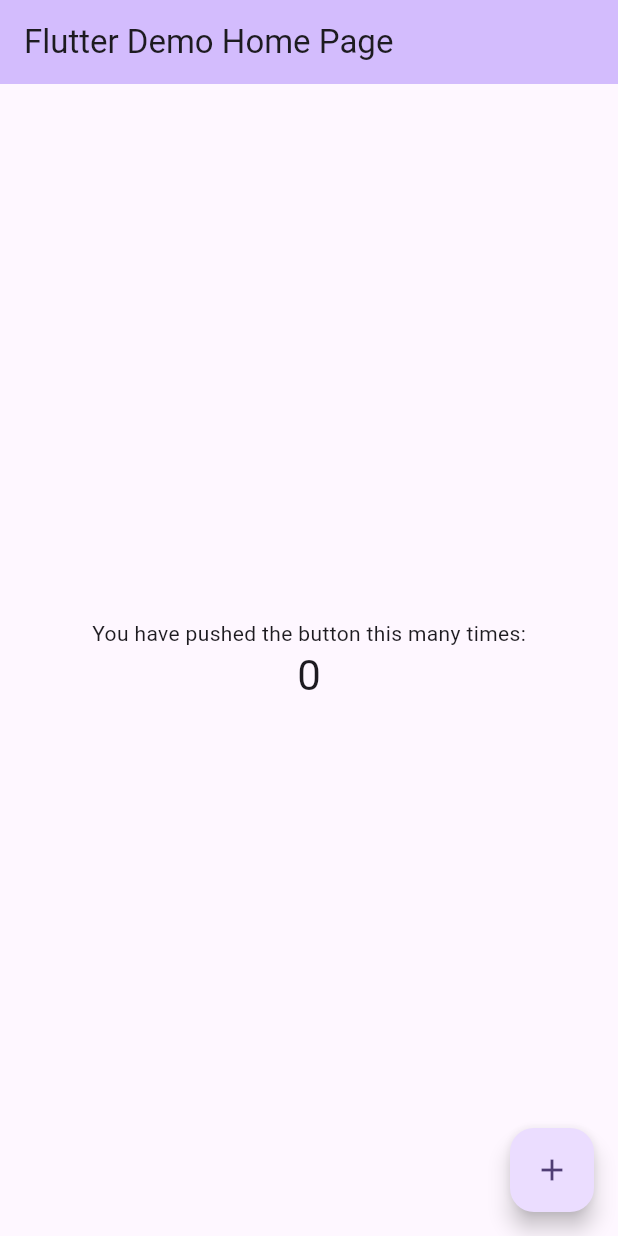
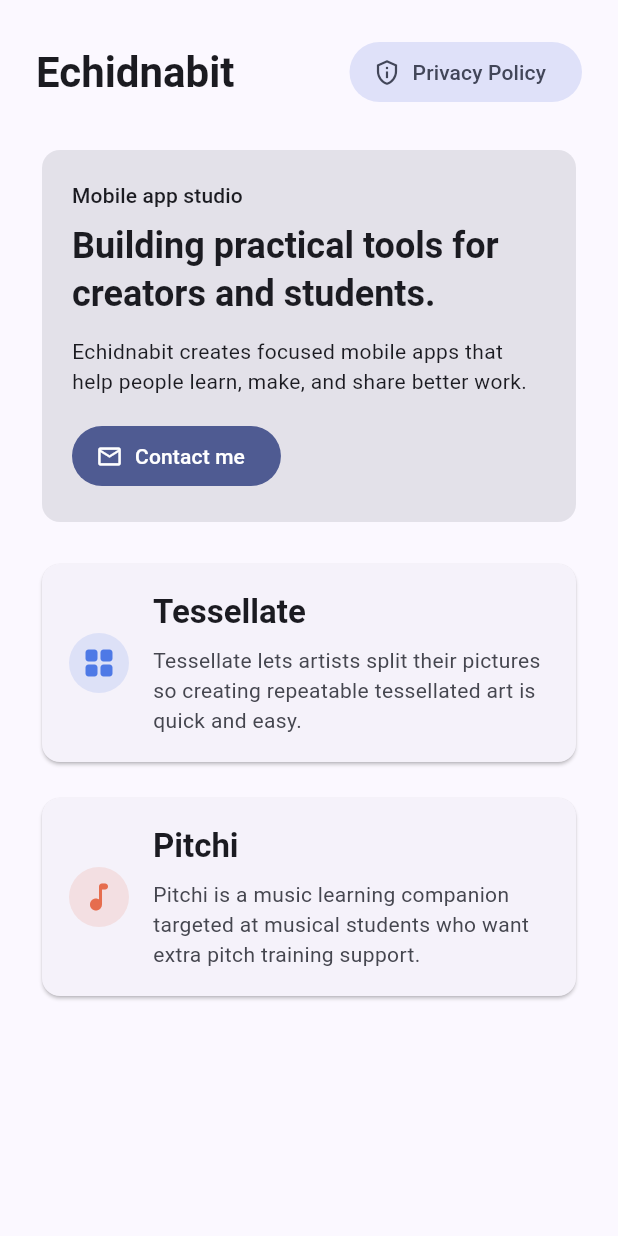
Before and after one commit to Echidnabit/EchidnaBit-Website-Flutter, a Flutter app: the screen it shows after launch, on a phone screen of 412 x 824 dp. Run offline on Flutter 3.47's test engine with Material 3 defaults, Android fonts, the light colour scheme and no system bars.

Commit message:
Build Flutter landing page and GitHub Pages deploy workflow

```diff
--- a/lib/main.dart
+++ b/lib/main.dart
@@ -1,122 +1,281 @@
 import 'package:flutter/material.dart';
+import 'package:flutter_web_plugins/url_strategy.dart';
+import 'package:url_launcher/url_launcher.dart';
 
 void main() {
-  runApp(const MyApp());
+  usePathUrlStrategy();
+  runApp(const EchidnabitWebsiteApp());
 }
 
-class MyApp extends StatelessWidget {
-  const MyApp({super.key});
+class EchidnabitWebsiteApp extends StatelessWidget {
+  const EchidnabitWebsiteApp({super.key});
 
-  // This widget is the root of your application.
   @override
   Widget build(BuildContext context) {
     return MaterialApp(
-      title: 'Flutter Demo',
+      title: 'Echidnabit',
+      debugShowCheckedModeBanner: false,
       theme: ThemeData(
-        // This is the theme of your application.
-        //
-        // TRY THIS: Try running your application with "flutter run". You'll see
-        // the application has a purple toolbar. Then, without quitting the app,
-        // try changing the seedColor in the colorScheme below to Colors.green
-        // and then invoke "hot reload" (save your changes or press the "hot
-        // reload" button in a Flutter-supported IDE, or press "r" if you used
-        // the command line to start the app).
-        //
-        // Notice that the counter didn't reset back to zero; the application
-        // state is not lost during the reload. To reset the state, use hot
-        // restart instead.
-        //
-        // This works for code too, not just values: Most code changes can be
-        // tested with just a hot reload.
-        colorScheme: .fromSeed(seedColor: Colors.deepPurple),
+        colorScheme: ColorScheme.fromSeed(seedColor: const Color(0xFF3454D1)),
+        useMaterial3: true,
       ),
-      home: const MyHomePage(title: 'Flutter Demo Home Page'),
+      initialRoute: Uri.base.path,
+      onGenerateRoute: AppRouteFactory.generateRoute,
     );
   }
 }
 
-class MyHomePage extends StatefulWidget {
-  const MyHomePage({super.key, required this.title});
+class AppRouteFactory {
+  static const String home = '/';
+  static const String privacyPolicy = '/privacy-policy';
 
-  // This widget is the home page of your application. It is stateful, meaning
-  // that it has a State object (defined below) that contains fields that affect
-  // how it looks.
+  static Route<dynamic> generateRoute(RouteSettings routeSettings) {
+    final routeName = _normalizedRoute(routeSettings.name);
 
-  // This class is the configuration for the state. It holds the values (in this
-  // case the title) provided by the parent (in this case the App widget) and
-  // used by the build method of the State. Fields in a Widget subclass are
-  // always marked "final".
+    switch (routeName) {
+      case home:
+        return _pageRoute(const HomePage());
+      case privacyPolicy:
+        return _pageRoute(const PrivacyPolicyPage());
+      default:
+        return _pageRoute(const HomePage());
+    }
+  }
 
-  final String title;
+  static String _normalizedRoute(String? routeName) {
+    if (routeName == null || routeName.isEmpty) {
+      return home;
+    }
 
-  @override
-  State<MyHomePage> createState() => _MyHomePageState();
+    final normalizedPath = Uri.parse(routeName).path;
+    if (normalizedPath.isEmpty) {
+      return home;
+    }
+
+    return normalizedPath;
+  }
+
+  static MaterialPageRoute<dynamic> _pageRoute(Widget page) {
+    return MaterialPageRoute<dynamic>(builder: (_) => page);
+  }
 }
 
-class _MyHomePageState extends State<MyHomePage> {
-  int _counter = 0;
+class HomePage extends StatelessWidget {
+  const HomePage({super.key});
 
-  void _incrementCounter() {
-    setState(() {
-      // This call to setState tells the Flutter framework that something has
-      // changed in this State, which causes it to rerun the build method below
-      // so that the display can reflect the updated values. If we changed
-      // _counter without calling setState(), then the build method would not be
-      // called again, and so nothing would appear to happen.
-      _counter++;
-    });
-  }
+  static const List<AppShowcase> appShowcases = [
+    AppShowcase(
+      name: 'Tessellate',
+      description:
+          'Tessellate lets artists split their pictures so creating repeatable tessellated art is quick and easy.',
+      iconData: Icons.grid_view_rounded,
+      accentColor: Color(0xFF4E79E6),
+    ),
+    AppShowcase(
+      name: 'Pitchi',
+      description:
+          'Pitchi is a music learning companion targeted at musical students who want extra pitch training support.',
+      iconData: Icons.music_note_rounded,
+      accentColor: Color(0xFFE66D4E),
+    ),
+  ];
 
   @override
   Widget build(BuildContext context) {
-    // This method is rerun every time setState is called, for instance as done
-    // by the _incrementCounter method above.
-    //
-    // The Flutter framework has been optimized to make rerunning build methods
-    // fast, so that you can just rebuild anything that needs updating rather
-    // than having to individually change instances of widgets.
     return Scaffold(
-      appBar: AppBar(
-        // TRY THIS: Try changing the color here to a specific color (to
-        // Colors.amber, perhaps?) and trigger a hot reload to see the AppBar
-        // change color while the other colors stay the same.
-        backgroundColor: Theme.of(context).colorScheme.inversePrimary,
-        // Here we take the value from the MyHomePage object that was created by
-        // the App.build method, and use it to set our appbar title.
-        title: Text(widget.title),
+      body: CustomScrollView(
+        slivers: [
+          SliverToBoxAdapter(
+            child: Padding(
+              padding: const EdgeInsets.fromLTRB(24, 24, 24, 12),
+              child: Wrap(
+                spacing: 12,
+                runSpacing: 12,
+                alignment: WrapAlignment.spaceBetween,
+                crossAxisAlignment: WrapCrossAlignment.center,
+                children: [
+                  Text(
+                    'Echidnabit',
+                    style: Theme.of(context).textTheme.headlineMedium?.copyWith(
+                      fontWeight: FontWeight.bold,
+                    ),
+                  ),
+                  FilledButton.tonalIcon(
+                    onPressed: () {
+                      Navigator.of(context).pushNamed(AppRouteFactory.privacyPolicy);
+                    },
+                    icon: const Icon(Icons.privacy_tip_outlined),
+                    label: const Text('Privacy Policy'),
+                  ),
+                ],
+              ),
+            ),
+          ),
+          SliverToBoxAdapter(
+            child: Padding(
+              padding: const EdgeInsets.symmetric(horizontal: 24, vertical: 12),
+              child: const _HeroSection(),
+            ),
+          ),
+          SliverPadding(
+            padding: const EdgeInsets.fromLTRB(24, 8, 24, 24),
+            sliver: SliverList.builder(
+              itemCount: appShowcases.length,
+              itemBuilder: (context, index) {
+                final app = appShowcases[index];
+                return Padding(
+                  padding: const EdgeInsets.only(bottom: 16),
+                  child: AppShowcaseCard(app: app),
+                );
+              },
+            ),
+          ),
+        ],
       ),
-      body: Center(
-        // Center is a layout widget. It takes a single child and positions it
-        // in the middle of the parent.
+    );
+  }
+}
+
+class _HeroSection extends StatelessWidget {
+  const _HeroSection();
+
+  @override
+  Widget build(BuildContext context) {
+    return Card(
+      elevation: 0,
+      color: Theme.of(context).colorScheme.surfaceContainerHighest,
+      child: Padding(
+        padding: const EdgeInsets.all(20),
         child: Column(
-          // Column is also a layout widget. It takes a list of children and
-          // arranges them vertically. By default, it sizes itself to fit its
-          // children horizontally, and tries to be as tall as its parent.
-          //
-          // Column has various properties to control how it sizes itself and
-          // how it positions its children. Here we use mainAxisAlignment to
-          // center the children vertically; the main axis here is the vertical
-          // axis because Columns are vertical (the cross axis would be
-          // horizontal).
-          //
-          // TRY THIS: Invoke "debug painting" (choose the "Toggle Debug Paint"
-          // action in the IDE, or press "p" in the console), to see the
-          // wireframe for each widget.
-          mainAxisAlignment: .center,
+          crossAxisAlignment: CrossAxisAlignment.start,
           children: [
-            const Text('You have pushed the button this many times:'),
             Text(
-              '$_counter',
-              style: Theme.of(context).textTheme.headlineMedium,
+              'Mobile app studio',
+              style: Theme.of(context).textTheme.labelLarge,
+            ),
+            const SizedBox(height: 8),
+            Text(
+              'Building practical tools for creators and students.',
+              style: Theme.of(context).textTheme.headlineSmall?.copyWith(
+                fontWeight: FontWeight.w700,
+              ),
+            ),
+            const SizedBox(height: 12),
+            const Text(
+              'Echidnabit creates focused mobile apps that help people learn, make, and share better work.',
+            ),
+            const SizedBox(height: 16),
+            FilledButton.icon(
+              onPressed: () async {
+                final contactUri = Uri(
+                  scheme: 'mailto',
+                  path: 'Echidnabit@gmail.com',
+                  queryParameters: {'subject': 'Hello from echidnabit.com'},
+                );
+                await launchUrl(contactUri);
+              },
+              icon: const Icon(Icons.email_outlined),
+              label: const Text('Contact me'),
             ),
           ],
         ),
       ),
-      floatingActionButton: FloatingActionButton(
-        onPressed: _incrementCounter,
-        tooltip: 'Increment',
-        child: const Icon(Icons.add),
+    );
+  }
+}
+
+class AppShowcaseCard extends StatelessWidget {
+  const AppShowcaseCard({super.key, required this.app});
+
+  final AppShowcase app;
+
+  @override
+  Widget build(BuildContext context) {
+    return Card(
+      child: ListTile(
+        contentPadding: const EdgeInsets.symmetric(horizontal: 18, vertical: 10),
+        leading: CircleAvatar(
+          backgroundColor: app.accentColor.withOpacity(0.14),
+          child: Icon(app.iconData, color: app.accentColor),
+        ),
+        title: Text(
+          app.name,
+          style: Theme.of(context).textTheme.titleLarge?.copyWith(
+            fontWeight: FontWeight.w700,
+          ),
+        ),
+        subtitle: Padding(
+          padding: const EdgeInsets.only(top: 8),
+          child: Text(app.description),
+        ),
       ),
     );
   }
 }
+
+class PrivacyPolicyPage extends StatelessWidget {
+  const PrivacyPolicyPage({super.key});
+
+  @override
+  Widget build(BuildContext context) {
+    return Scaffold(
+      appBar: AppBar(
+        title: const Text('Privacy Policy'),
+      ),
+      body: ListView(
+        padding: const EdgeInsets.all(24),
+        children: const [
+          Text(
+            'Echidnabit Privacy Policy',
+            style: TextStyle(fontSize: 28, fontWeight: FontWeight.bold),
+          ),
+          SizedBox(height: 16),
+          Text(
+            'This basic privacy policy explains how Echidnabit handles user data in our apps and on this website.',
+          ),
+          SizedBox(height: 16),
+          Text('1. Data collection', style: TextStyle(fontWeight: FontWeight.w700)),
+          SizedBox(height: 8),
+          Text(
+            'Echidnabit aims to collect as little personal data as possible. If an app needs account, analytics, or crash reporting data, only the minimum required data is collected.',
+          ),
+          SizedBox(height: 16),
+          Text('2. Data use', style: TextStyle(fontWeight: FontWeight.w700)),
+          SizedBox(height: 8),
+          Text(
+            'Any data collected is used to operate, maintain, and improve app features. We do not sell personal data.',
+          ),
+          SizedBox(height: 16),
+          Text('3. Third-party services', style: TextStyle(fontWeight: FontWeight.w700)),
+          SizedBox(height: 8),
+          Text(
+            'Some apps may rely on trusted third-party services such as app stores, analytics, or cloud providers. Their privacy terms apply to data handled by those services.',
+          ),
+          SizedBox(height: 16),
+          Text('4. Contact', style: TextStyle(fontWeight: FontWeight.w700)),
+          SizedBox(height: 8),
+          Text('Questions can be sent to Echidnabit@gmail.com.'),
+          SizedBox(height: 24),
+          Text(
+            'Last updated: 2026-02-21',
+            style: TextStyle(fontStyle: FontStyle.italic),
+          ),
+        ],
+      ),
+    );
+  }
+}
+
+class AppShowcase {
+  const AppShowcase({
+    required this.name,
+    required this.description,
+    required this.iconData,
+    required this.accentColor,
+  });
+
+  final String name;
+  final String description;
+  final IconData iconData;
+  final Color accentColor;
+}
--- a/pubspec.yaml
+++ b/pubspec.yaml
@@ -34,6 +34,7 @@ dependencies:
   # The following adds the Cupertino Icons font to your application.
   # Use with the CupertinoIcons class for iOS style icons.
   cupertino_icons: ^1.0.8
+  url_launcher: ^6.3.2
 
 dev_dependencies:
   flutter_test:
```
Also changed, not shown: 3 other files.
